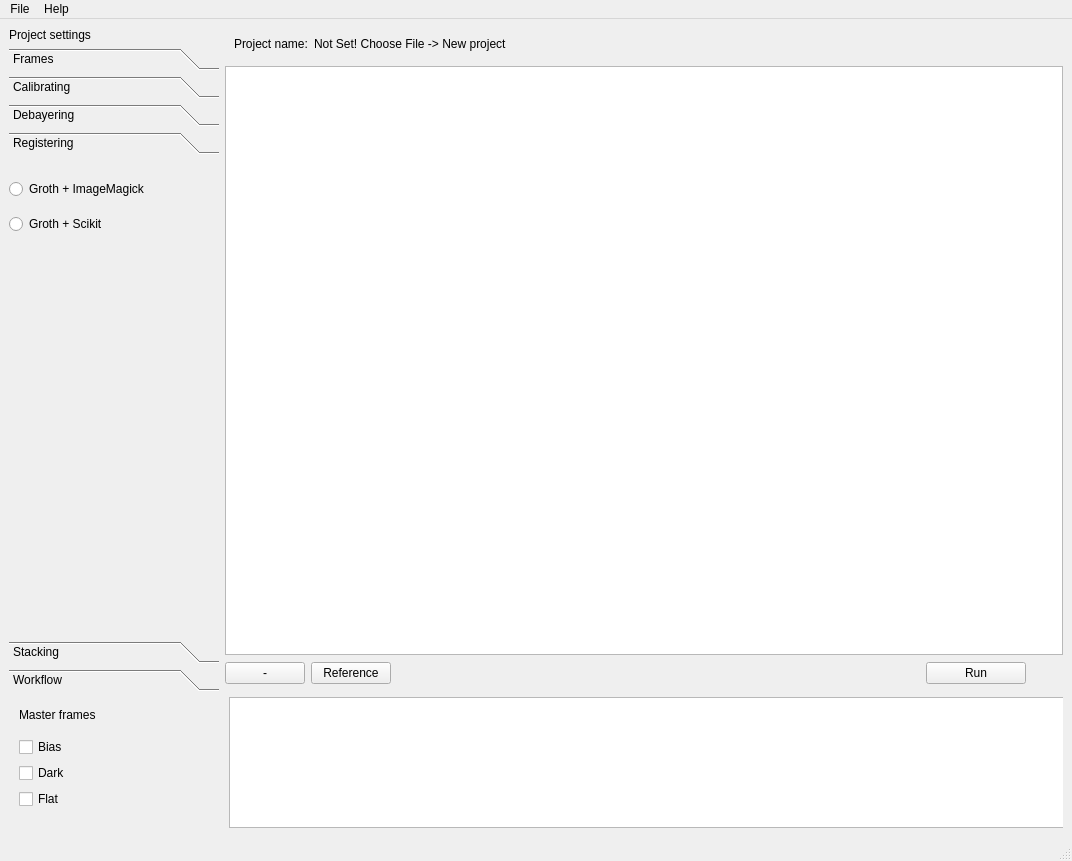
Before: the Qt Designer form astrostack/AstroStack.ui in mickolaine/mosstack, drawn with Qt 5.
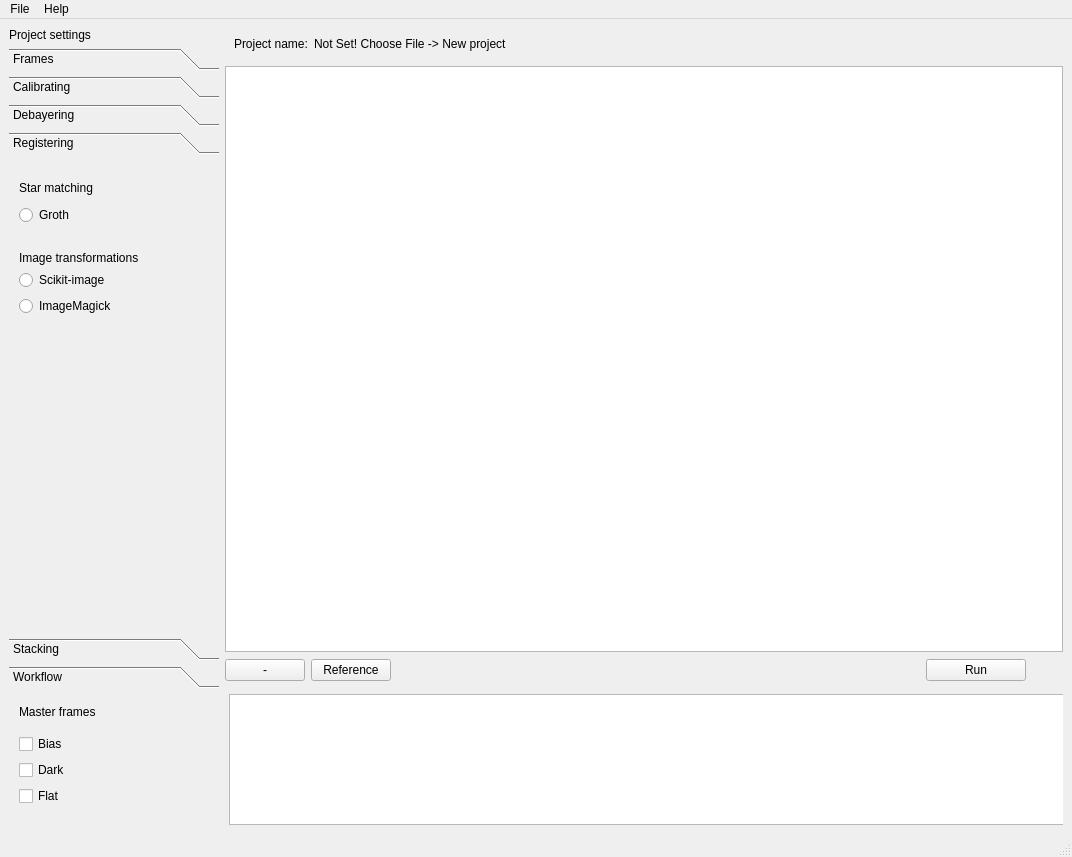
After: the same form once the commit is applied. The open tabs and pages were chosen to show the change. Icons and pictures are not drawn.

```diff
--- a/astrostack/AstroStack.ui
+++ b/astrostack/AstroStack.ui
@@ -7,7 +7,7 @@
     <x>0</x>
     <y>0</y>
     <width>1072</width>
-    <height>861</height>
+    <height>857</height>
    </rect>
   </property>
   <property name="windowTitle">
@@ -333,7 +333,7 @@
            <x>0</x>
            <y>0</y>
            <width>200</width>
-           <height>489</height>
+           <height>486</height>
           </rect>
          </property>
          <attribute name="label">
@@ -342,30 +342,78 @@
          <widget class="QWidget" name="layoutWidget">
           <property name="geometry">
            <rect>
-            <x>0</x>
-            <y>10</y>
-            <width>161</width>
-            <height>73</height>
+            <x>10</x>
+            <y>40</y>
+            <width>81</width>
+            <height>31</height>
            </rect>
           </property>
           <layout class="QVBoxLayout" name="verticalLayoutRegister">
            <item>
             <widget class="QRadioButton" name="radioButtonGrothIM">
              <property name="text">
-              <string>Groth + ImageMagick</string>
+              <string>Groth</string>
              </property>
              <attribute name="buttonGroup">
               <string notr="true">buttonRegister</string>
              </attribute>
             </widget>
            </item>
+          </layout>
+         </widget>
+         <widget class="QLabel" name="label_9">
+          <property name="geometry">
+           <rect>
+            <x>10</x>
+            <y>20</y>
+            <width>101</width>
+            <height>16</height>
+           </rect>
+          </property>
+          <property name="text">
+           <string>Star matching</string>
+          </property>
+         </widget>
+         <widget class="QLabel" name="label_10">
+          <property name="geometry">
+           <rect>
+            <x>10</x>
+            <y>90</y>
+            <width>161</width>
+            <height>16</height>
+           </rect>
+          </property>
+          <property name="text">
+           <string>Image transformations</string>
+          </property>
+         </widget>
+         <widget class="QWidget" name="layoutWidget_2">
+          <property name="geometry">
+           <rect>
+            <x>10</x>
+            <y>110</y>
+            <width>121</width>
+            <height>48</height>
+           </rect>
+          </property>
+          <layout class="QVBoxLayout" name="verticalLayoutRegister_2">
            <item>
-            <widget class="QRadioButton" name="radioButtonGrothSK">
+            <widget class="QRadioButton" name="radioButtonScikit">
              <property name="text">
-              <string>Groth + Scikit</string>
+              <string>Scikit-image</string>
              </property>
              <attribute name="buttonGroup">
-              <string notr="true">buttonRegister</string>
+              <string notr="true">buttonTransformer</string>
+             </attribute>
+            </widget>
+           </item>
+           <item>
+            <widget class="QRadioButton" name="radioButtonImagick">
+             <property name="text">
+              <string>ImageMagick</string>
+             </property>
+             <attribute name="buttonGroup">
+              <string notr="true">buttonTransformer</string>
              </attribute>
             </widget>
            </item>
@@ -557,7 +605,7 @@
      </layout>
     </item>
     <item row="0" column="1">
-     <layout class="QGridLayout" name="gridLayout" rowstretch="0,0,0,0" rowminimumheight="0,0,30,0">
+     <layout class="QGridLayout" name="gridLayout" rowstretch="0,0,0" rowminimumheight="0,0,30">
       <property name="sizeConstraint">
        <enum>QLayout::SetMaximumSize</enum>
       </property>
@@ -596,7 +644,7 @@
       </item>
       <item row="2" column="0">
        <widget class="QWidget" name="widget_2" native="true">
-        <widget class="QWidget" name="">
+        <widget class="QWidget" name="layoutWidget">
          <property name="geometry">
           <rect>
            <x>0</x>
@@ -671,7 +719,7 @@
         <rect>
          <x>220</x>
          <y>0</y>
-         <width>851</width>
+         <width>841</width>
          <height>131</height>
         </rect>
        </property>
@@ -689,7 +737,7 @@
         <string>Master frames</string>
        </property>
       </widget>
-      <widget class="QWidget" name="">
+      <widget class="QWidget" name="layoutWidget">
        <property name="geometry">
         <rect>
          <x>10</x>
```
Left out of the diff: 164 changed lines with no effect on the pictures.
